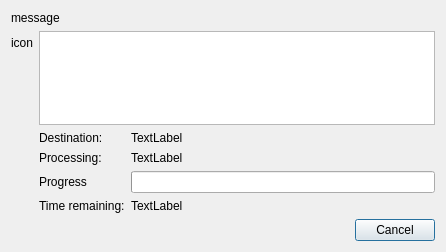
The window that file-operation-dialog.ui (lxqt/pcmanfm-qt) describes before a commit, drawn with Qt 5.
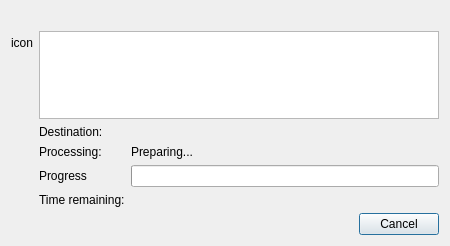
The same window after the commit.

Commit message: Implement very primitive and basic file operations and partial clipboard support.

What changed in the file:
```diff
--- a/file-operation-dialog.ui
+++ b/file-operation-dialog.ui
@@ -6,8 +6,8 @@
    <rect>
     <x>0</x>
     <y>0</y>
-    <width>446</width>
-    <height>252</height>
+    <width>450</width>
+    <height>246</height>
    </rect>
   </property>
   <property name="windowTitle">
@@ -17,7 +17,7 @@
    <item row="0" column="0" colspan="2">
     <widget class="QLabel" name="message">
      <property name="text">
-      <string>message</string>
+      <string/>
      </property>
     </widget>
    </item>
@@ -42,8 +42,17 @@
      </item>
      <item row="1" column="1">
       <widget class="QLabel" name="dest">
+       <property name="sizePolicy">
+        <sizepolicy hsizetype="Preferred" vsizetype="Fixed">
+         <horstretch>0</horstretch>
+         <verstretch>0</verstretch>
+        </sizepolicy>
+       </property>
        <property name="text">
-        <string>TextLabel</string>
+        <string/>
+       </property>
+       <property name="wordWrap">
+        <bool>true</bool>
        </property>
       </widget>
      </item>
@@ -55,9 +64,15 @@
       </widget>
      </item>
      <item row="2" column="1">
-      <widget class="QLabel" name="label_8">
+      <widget class="QLabel" name="curFile">
+       <property name="sizePolicy">
+        <sizepolicy hsizetype="Preferred" vsizetype="Fixed">
+         <horstretch>0</horstretch>
+         <verstretch>0</verstretch>
+        </sizepolicy>
+       </property>
        <property name="text">
-        <string>TextLabel</string>
+        <string>Preparing...</string>
        </property>
       </widget>
      </item>
@@ -77,20 +92,39 @@
      </item>
      <item row="4" column="0">
       <widget class="QLabel" name="label_5">
+       <property name="sizePolicy">
+        <sizepolicy hsizetype="Preferred" vsizetype="Preferred">
+         <horstretch>0</horstretch>
+         <verstretch>0</verstretch>
+        </sizepolicy>
+       </property>
        <property name="text">
         <string>Time remaining:</string>
        </property>
       </widget>
      </item>
      <item row="4" column="1">
-      <widget class="QLabel" name="label_9">
+      <widget class="QLabel" name="timeRemaining">
+       <property name="sizePolicy">
+        <sizepolicy hsizetype="Preferred" vsizetype="Fixed">
+         <horstretch>0</horstretch>
+         <verstretch>0</verstretch>
+        </sizepolicy>
+       </property>
        <property name="text">
-        <string>TextLabel</string>
+        <string/>
        </property>
       </widget>
      </item>
      <item row="0" column="0" colspan="2">
-      <widget class="QListWidget" name="sourceFiles"/>
+      <widget class="QListWidget" name="sourceFiles">
+       <property name="sizePolicy">
+        <sizepolicy hsizetype="Preferred" vsizetype="Preferred">
+         <horstretch>0</horstretch>
+         <verstretch>0</verstretch>
+        </sizepolicy>
+       </property>
+      </widget>
      </item>
     </layout>
    </item>
```
The commit also changes 12 other files.
